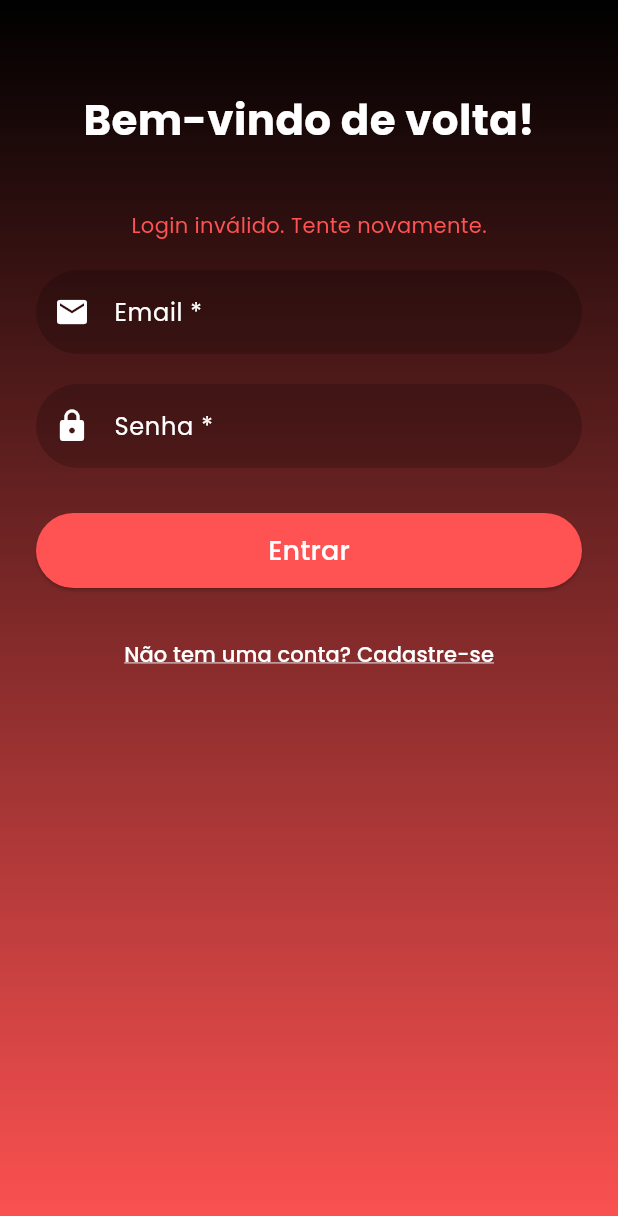
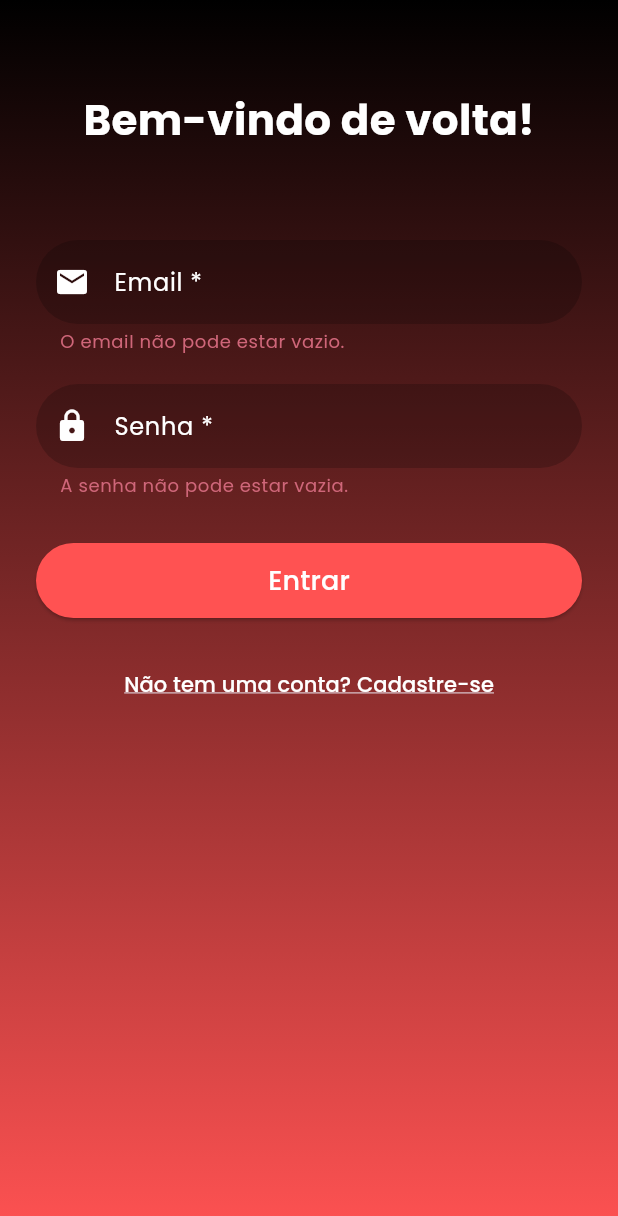
Before and after one commit to JoanaPixel/CatalogoProduto_flutter, a Flutter app: the screen it shows after launch, after a tap on "Entrar", on a phone screen of 412 x 824 dp. Shown: the top 1216 px of the screen. Run offline on Flutter 3.47's test engine with Material 3 defaults, Android fonts, the phone set to English and light mode, and no system bars; our stand-ins replace flutter_secure_storage, google_fonts, supabase_flutter; accounts and stored records are empty.

Commit message:
2.1.3 - interface login e confirmação estilizado

```diff
--- a/lib/main.dart
+++ b/lib/main.dart
@@ -13,10 +13,15 @@ Future<void> main() async {
     anonKey: 'eyJhbGciOiJIUzI1NiIsInR5cCI6IkpXVCJ9.eyJpc3MiOiJzdXBhYmFzZSIsInJlZiI6Im53Z2xyYWxveGx5eGRvamx2eWZwIiwicm9sZSI6ImFub24iLCJpYXQiOjE3NDg1NTgwMDAsImV4cCI6MjA2NDEzNDAwMH0.KLUymMBwSWtqs4lvRqU42t2vpfMoVoQIbpaAV71WFpA'
   );
 
+  final authProvider = AuthProvider();
+  await authProvider.tryAutoLogin();
+
   runApp(
     MultiProvider(
       providers: [
-        ChangeNotifierProvider(create: (_) => AuthProvider()),
+        ChangeNotifierProvider(
+          create: (_) => authProvider,
+          ),
       ],
       child: const MyApp(),
     ),
--- a/lib/screens/login_screen.dart
+++ b/lib/screens/login_screen.dart
@@ -10,6 +10,7 @@ class LoginScreen extends StatefulWidget {
 }
 
 class _LoginScreenState extends State<LoginScreen> {
+  final _formKey = GlobalKey<FormState>();
   final _emailController = TextEditingController();
   final _passwordController = TextEditingController();
 
@@ -78,6 +79,11 @@ class _LoginScreenState extends State<LoginScreen> {
 
               const SizedBox(height: 20),
 
+              /// 🔒 Formulário com validações
+              Form(
+                key: _formKey,
+                child: Column(
+                  children: [
                     TextFormField(
                       controller: _emailController,
                       style: const TextStyle(color: Colors.white),
@@ -93,9 +99,13 @@ class _LoginScreenState extends State<LoginScreen> {
                         ),
                       ),
                       validator: (String? value) {
-                  return (value == null || !value.contains('@'))
-                      ? 'O campo deve conter o caractere @.'
-                      : null;
+                        if (value == null || value.isEmpty) {
+                          return 'O email não pode estar vazio.';
+                        }
+                        if (!value.contains('@')) {
+                          return 'Insira um email válido com @';
+                        }
+                        return null;
                       },
                     ),
 
@@ -117,10 +127,13 @@ class _LoginScreenState extends State<LoginScreen> {
                         ),
                       ),
                       validator: (String? value) {
-                  return (value == null && value!.isNotEmpty)
-                      ? 'Senha inválida'
+                        return (value == null || value.isEmpty)
+                            ? 'A senha não pode estar vazia.'
                             : null;
                       },
+                    ),
+                  ],
+                ),
               ),
 
               const SizedBox(height: 30),
@@ -131,7 +144,11 @@ class _LoginScreenState extends State<LoginScreen> {
                       width: double.infinity,
                       height: 50,
                       child: ElevatedButton(
-                      onPressed: _login,
+                        onPressed: () {
+                          if (_formKey.currentState!.validate()) {
+                            _login();
+                          }
+                        },
                         style: ElevatedButton.styleFrom(
                           backgroundColor: Colors.redAccent,
                           shape: RoundedRectangleBorder(
@@ -148,7 +165,9 @@ class _LoginScreenState extends State<LoginScreen> {
               const SizedBox(height: 20),
 
               TextButton(
-                onPressed: () {},
+                onPressed: () {
+                  // Ir para a tela de cadastro, se tiver
+                },
                 child: Text(
                   "Não tem uma conta? Cadastre-se",
                   style: GoogleFonts.poppins(
```
Lines whose indentation alone changed are shown as unchanged.
